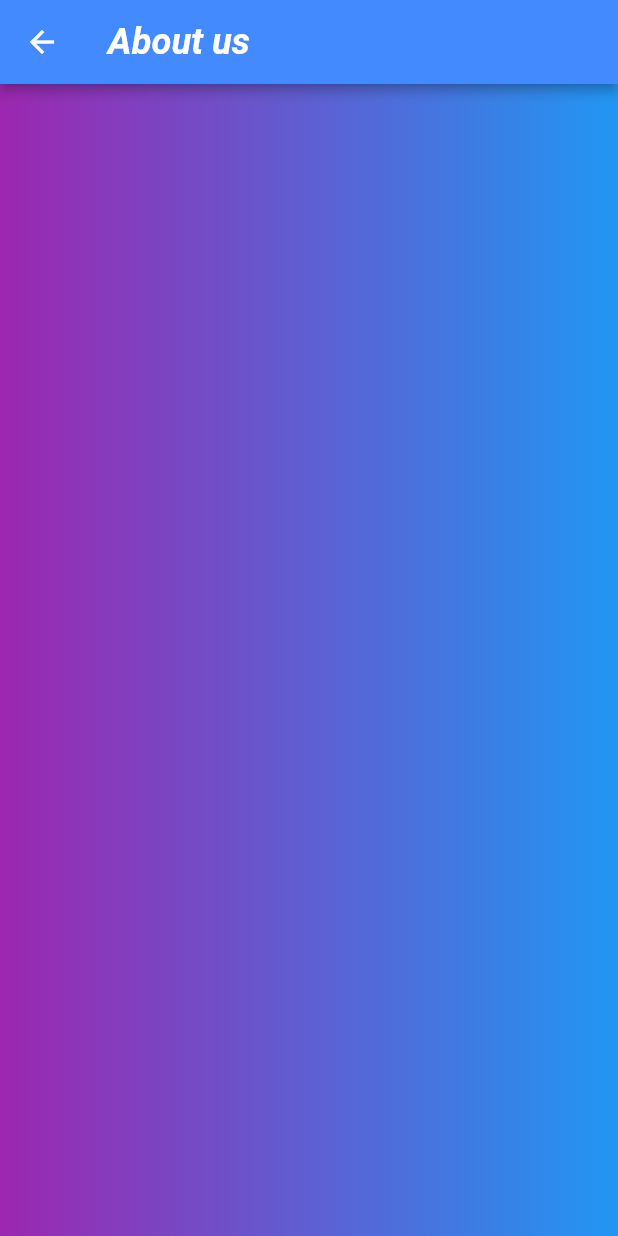
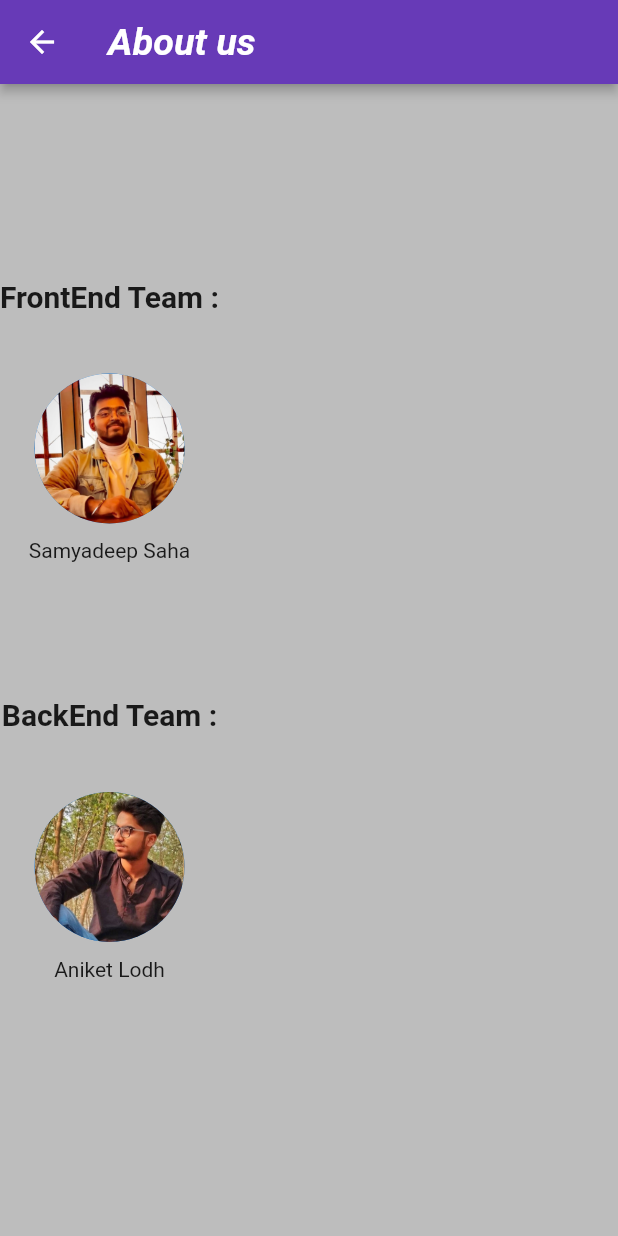
Before and after one commit to xlayertraining/july21group9, a Flutter app: the AboutUs screen opened directly, on a phone screen of 412 x 824 dp. Run offline on Flutter 3.47's test engine with Material 2 defaults, Android fonts, the phone set to English and light mode, and no system bars; our stand-ins replace auto_animated, curved_navigation_bar, dio, flutter_easyloading, fluttertoast, image_picker and 3 more; missing offline and left inert: comment_box, custom_searchable_dropdown, rect_getter; accounts and stored records are empty.

Commit message:
about_us.dart page

```diff
--- a/application/news_flix/lib/about_us.dart
+++ b/application/news_flix/lib/about_us.dart
@@ -2,36 +2,68 @@ import 'package:flutter/cupertino.dart';
 import 'package:flutter/material.dart';
 
 class AboutUs extends StatelessWidget {
+
+
   const AboutUs({Key? key}) : super(key: key);
+
+
 
   @override
   Widget build(BuildContext context) {
+
     return Scaffold(
-
+      backgroundColor: Colors.grey.shade400,
       appBar: AppBar(
+        leading: IconButton(
+          icon: Icon(Icons.arrow_back_sharp),
+          onPressed: () {
+            Navigator.pop(context);
+          },
+        ),
         elevation: 3,
-        backgroundColor: Colors.blueAccent,
+        backgroundColor: Colors.deepPurple,
         iconTheme: IconThemeData(color: Colors.white),
         title: Text(
           "About us",
           style: TextStyle(
               color: Colors.white,
-              fontSize: 24.0,
+              fontSize: 25.0,
               fontStyle: FontStyle.italic,
               fontWeight: FontWeight.bold),
         ),
       ),
-      body: Center(
-        child: Container(
-          decoration: BoxDecoration(
-              gradient: LinearGradient(
-                  begin: Alignment.centerLeft,
-                  end: Alignment.centerRight,
-                  colors: [Colors.purple, Colors.blue]
-              )
-          ),
+      body:Column(
+
+          mainAxisAlignment: MainAxisAlignment.center,
+          children: [
+            Text('FrontEnd Team :',style: TextStyle(fontSize: 20,fontWeight:FontWeight.bold)),
+            SizedBox(height: 40),
+            CircleAvatar(
+              radius: 50,
+              backgroundImage: AssetImage(
+                'assets/samyadeep.jpg',
+              ),
+            ),
+            SizedBox(height: 10),
+            Text('Samyadeep Saha'),
+            SizedBox(height: 90),
+            Text('BackEnd Team :',style: TextStyle(fontSize: 20,fontWeight:FontWeight.bold)),
+            SizedBox(height: 40),
+            CircleAvatar(
+              radius: 50,
+              backgroundImage: AssetImage(
+                'assets/aniket.jpg',
+              ),
+            ),
+
+            SizedBox(height: 10),
+            Text('Aniket Lodh'),
+            SizedBox(height: 40),
+
+          ],
         ),
-      ),
-    );
+
+
+      );
   }
 }
--- a/application/news_flix/pubspec.yaml
+++ b/application/news_flix/pubspec.yaml
@@ -103,6 +103,9 @@ flutter:
       - assets/road-wall paper.webp
       - assets/news icon3.jpg
       - assets/news icon 5.png
+      - assets/nabanit.jpg
+      - assets/aniket.jpg
+      - assets/samyadeep.jpg
   #   - images/a_dot_burr.jpeg
   #   - images/a_dot_ham.jpeg
 #  fonts:
```
Also changed, not shown: application/news_flix/assets/aniket.jpg (added), application/news_flix/assets/nabanit.jpg (added), application/news_flix/assets/samyadeep.jpg (added).
